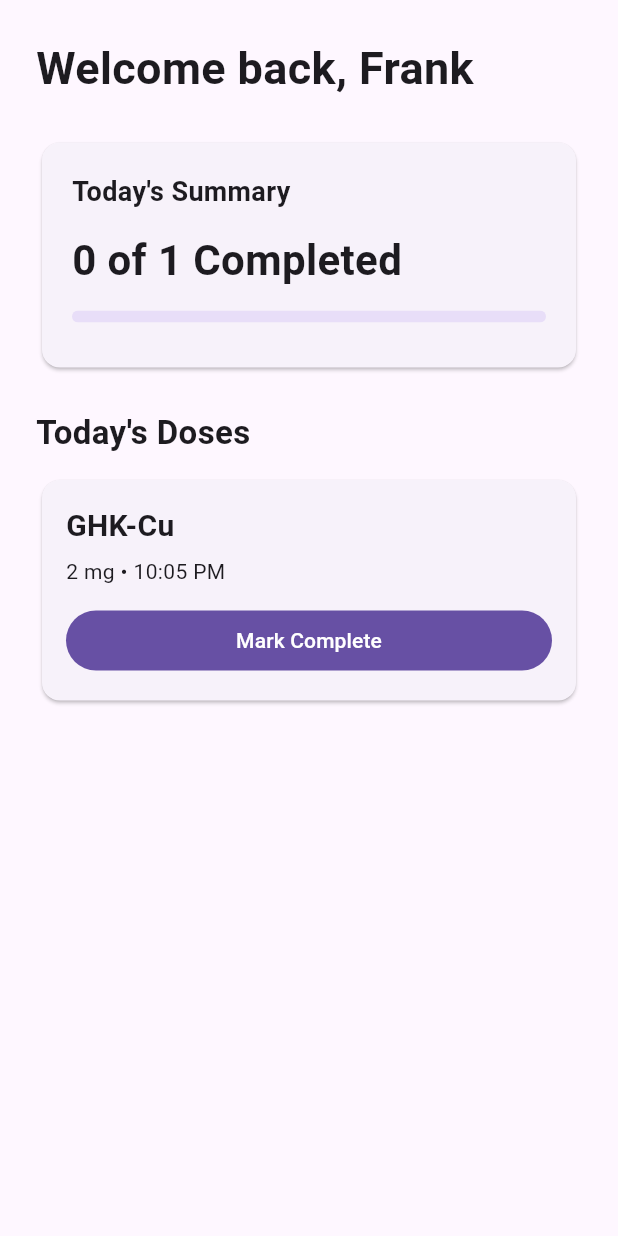
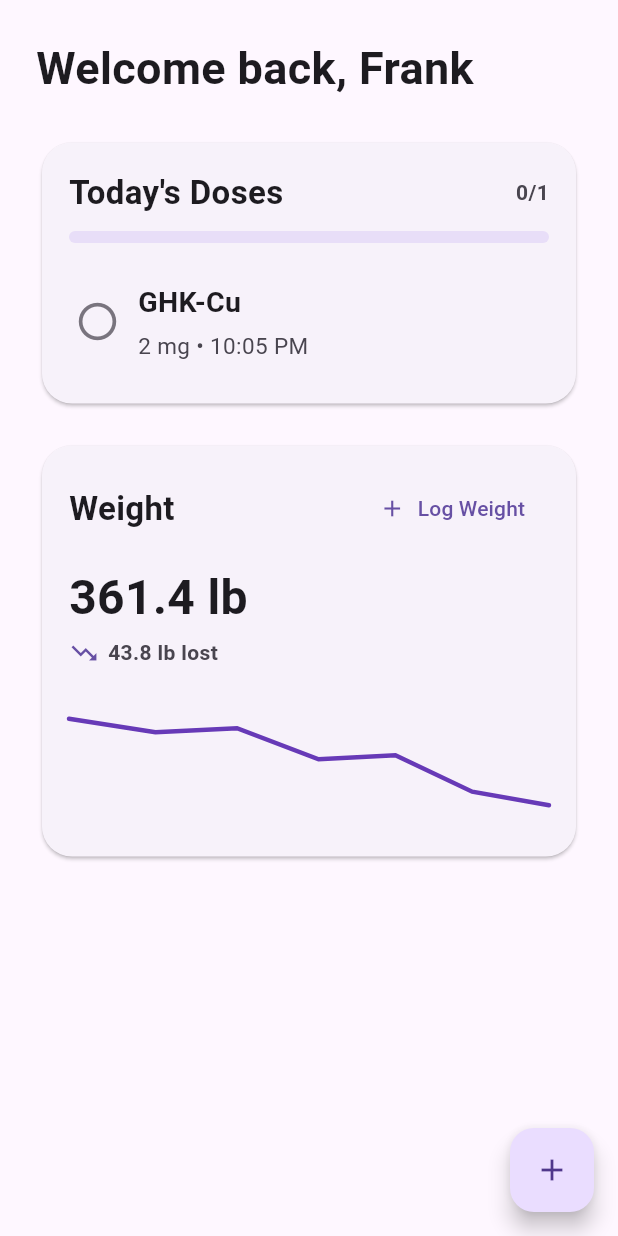
Before and after one commit to Pandler77/project-ghost, a Flutter app: the screen it shows after launch, on a phone screen of 412 x 824 dp. Run offline on Flutter 3.47's test engine with Material 3 defaults, Android fonts, the phone set to English and light mode, and no system bars.

Commit message:
Refactor Dashboard UI and add weight card

```diff
--- a/lib/screens/dashboard_screen.dart
+++ b/lib/screens/dashboard_screen.dart
@@ -5,8 +5,8 @@ import '../models/protocol.dart';
 import '../services/dose_service.dart';
 import '../services/protocol_service.dart';
 import '../widgets/dashboard_header.dart';
-import '../widgets/dose_card.dart';
-import '../widgets/today_summary_card.dart';
+import '../widgets/today_doses_card.dart';
+import '../widgets/weight_card.dart';
 
 class DashboardScreen extends StatefulWidget {
   const DashboardScreen({super.key});
@@ -33,58 +33,63 @@ class _DashboardScreenState extends State<DashboardScreen> {
   @override
   Widget build(BuildContext context) {
     return Scaffold(
+      floatingActionButton: FloatingActionButton(
+        onPressed: () {
+          showDialog(
+            context: context,
+            builder: (context) => AlertDialog(
+              title: const Text('Add Protocol'),
+              content: const Text('This screen is coming in the next sprint.'),
+              actions: [
+                TextButton(
+                  onPressed: () => Navigator.pop(context),
+                  child: const Text('Close'),
+                ),
+              ],
+            ),
+          );
+        },
+        child: const Icon(Icons.add),
+      ),
       body: SafeArea(
         child: ListView(
           padding: const EdgeInsets.all(24),
           children: [
             const DashboardHeader(name: 'Frank'),
             const SizedBox(height: 24),
-            TodaySummaryCard(doses: doses),
-            const SizedBox(height: 24),
-            const Text(
-              'Today\'s Doses',
-              style: TextStyle(
-                fontSize: 22,
-                fontWeight: FontWeight.bold,
-              ),
+
+            TodayDosesCard(
+              doses: doses,
+              onDosePressed: (dose) {
+                setState(() {
+                  dose.completedAt = dose.isCompleted ? null : DateTime.now();
+                });
+              },
             ),
-            const SizedBox(height: 12),
 
-            if (doses.isEmpty)
-              const Card(
-                child: Padding(
-                  padding: EdgeInsets.all(20),
-                  child: Column(
-                    crossAxisAlignment: CrossAxisAlignment.start,
-                    children: [
-                      Text(
-                        'All clear for today',
-                        style: TextStyle(
-                          fontSize: 18,
-                          fontWeight: FontWeight.bold,
-                        ),
-                      ),
-                      SizedBox(height: 6),
-                      Text(
-                        'Your next dose will appear here.',
+            const SizedBox(height: 20),
+
+            WeightCard(
+              currentWeight: 361.4,
+              startingWeight: 405.2,
+              onLogWeight: () {
+                showDialog(
+                  context: context,
+                  builder: (context) => AlertDialog(
+                    title: const Text('Log Weight'),
+                    content: const Text(
+                      'Weight logging is coming later this sprint.',
+                    ),
+                    actions: [
+                      TextButton(
+                        onPressed: () => Navigator.pop(context),
+                        child: const Text('Close'),
                       ),
                     ],
                   ),
-                ),
-              )
-            else
-              for (final dose in doses) ...[
-                DoseCard(
-                  dose: dose,
-                  onPressed: () {
-                    setState(() {
-                      dose.completedAt =
-                          dose.isCompleted ? null : DateTime.now();
-                    });
-                  },
-                ),
-                const SizedBox(height: 12),
-              ],
+                );
+              },
+            ),
           ],
         ),
       ),
--- a/lib/widgets/dose_card.dart
+++ b/lib/widgets/dose_card.dart
@@ -3,11 +3,7 @@ import 'package:flutter/material.dart';
 import '../models/dose.dart';
 
 class DoseCard extends StatelessWidget {
-  const DoseCard({
-    required this.dose,
-    required this.onPressed,
-    super.key,
-  });
+  const DoseCard({required this.dose, required this.onPressed, super.key});
 
   final Dose dose;
   final VoidCallback onPressed;
@@ -15,8 +11,33 @@ class DoseCard extends StatelessWidget {
   @override
   Widget build(BuildContext context) {
     return Card(
+      color: dose.isCompleted
+          ? Theme.of(
+              context,
+            ).colorScheme.primaryContainer.withValues(alpha: 0.35)
+          : null,
+      child: InkWell(
+        borderRadius: BorderRadius.circular(12),
+        onTap: onPressed,
         child: Padding(
           padding: const EdgeInsets.all(16),
+          child: Column(
+            crossAxisAlignment: CrossAxisAlignment.start,
+            children: [
+              Row(
+                crossAxisAlignment: CrossAxisAlignment.start,
+                children: [
+                  Icon(
+                    dose.isCompleted
+                        ? Icons.check_circle
+                        : Icons.radio_button_unchecked,
+                    color: dose.isCompleted
+                        ? Theme.of(context).colorScheme.primary
+                        : Theme.of(context).colorScheme.outline,
+                    size: 28,
+                  ),
+                  const SizedBox(width: 12),
+                  Expanded(
                     child: Column(
                       crossAxisAlignment: CrossAxisAlignment.start,
                       children: [
@@ -29,41 +50,17 @@ class DoseCard extends StatelessWidget {
                         ),
                         const SizedBox(height: 6),
                         Text(
-              '${dose.amount} • ${_formatScheduledTime()}',
+                          dose.isCompleted
+                              ? 'Completed at ${_formatTime(dose.completedAt!)}'
+                              : '${dose.amount} • ${_formatScheduledTime()}',
                         ),
-            const SizedBox(height: 12),
-            if (!dose.isCompleted)
-              SizedBox(
-                width: double.infinity,
-                child: FilledButton(
-                  onPressed: onPressed,
-                  child: const Text('Mark Complete'),
+                      ],
                     ),
-              )
-            else
-              Row(
-                children: [
-                  const Icon(
-                    Icons.check_circle,
-                    color: Colors.green,
-                  ),
-                  const SizedBox(width: 8),
-                  Expanded(
-                    child: Text(
-                      'Completed at ${_formatTime(dose.completedAt!)}',
-                      style: const TextStyle(
-                        fontWeight: FontWeight.bold,
-                        color: Colors.green,
-                      ),
-                    ),
-                  ),
-                  TextButton(
-                    onPressed: onPressed,
-                    child: const Text('Undo'),
                   ),
                 ],
               ),
             ],
+          ),
         ),
       ),
     );
--- /dev/null
+++ b/lib/widgets/today_doses_card.dart
@@ -0,0 +1,317 @@
+import 'package:flutter/material.dart';
+
+import '../models/dose.dart';
+
+class TodayDosesCard extends StatefulWidget {
+  const TodayDosesCard({
+    required this.doses,
+    required this.onDosePressed,
+    super.key,
+  });
+
+  final List<Dose> doses;
+  final void Function(Dose dose) onDosePressed;
+
+  @override
+  State<TodayDosesCard> createState() => _TodayDosesCardState();
+}
+
+class _TodayDosesCardState extends State<TodayDosesCard> {
+  bool _showCompleted = false;
+
+  @override
+  Widget build(BuildContext context) {
+    final completedDoses = widget.doses
+        .where((dose) => dose.isCompleted)
+        .toList();
+
+    final pendingDoses = widget.doses
+        .where((dose) => !dose.isCompleted)
+        .toList();
+
+    final completedCount = completedDoses.length;
+
+    final progress = widget.doses.isEmpty
+        ? 0.0
+        : completedCount / widget.doses.length;
+
+    final allCompleted = widget.doses.isNotEmpty && pendingDoses.isEmpty;
+
+    return Card(
+      elevation: 1,
+      shape: RoundedRectangleBorder(borderRadius: BorderRadius.circular(20)),
+      child: Padding(
+        padding: const EdgeInsets.all(18),
+        child: Column(
+          crossAxisAlignment: CrossAxisAlignment.start,
+          children: [
+            // Header
+            Row(
+              children: [
+                const Expanded(
+                  child: Text(
+                    'Today\'s Doses',
+                    style: TextStyle(fontSize: 22, fontWeight: FontWeight.bold),
+                  ),
+                ),
+                Text(
+                  '$completedCount/${widget.doses.length}',
+                  style: TextStyle(
+                    color: Theme.of(context).colorScheme.onSurfaceVariant,
+                    fontWeight: FontWeight.w600,
+                  ),
+                ),
+              ],
+            ),
+
+            const SizedBox(height: 10),
+
+            // Progress bar
+            ClipRRect(
+              borderRadius: BorderRadius.circular(10),
+              child: LinearProgressIndicator(value: progress, minHeight: 8),
+            ),
+
+            const SizedBox(height: 16),
+
+            // Empty state
+            if (widget.doses.isEmpty)
+              const Padding(
+                padding: EdgeInsets.symmetric(vertical: 12),
+                child: Text('Nothing scheduled today.'),
+              ),
+
+            // Finished banner
+            if (allCompleted) ...[
+              Container(
+                width: double.infinity,
+                padding: const EdgeInsets.all(16),
+                decoration: BoxDecoration(
+                  color: Theme.of(
+                    context,
+                  ).colorScheme.primaryContainer.withValues(alpha: 0.45),
+                  borderRadius: BorderRadius.circular(18),
+                ),
+                child: Row(
+                  children: [
+                    CircleAvatar(
+                      backgroundColor: Theme.of(context).colorScheme.primary,
+                      foregroundColor: Theme.of(context).colorScheme.onPrimary,
+                      child: const Icon(Icons.check),
+                    ),
+                    const SizedBox(width: 14),
+                    const Expanded(
+                      child: Column(
+                        crossAxisAlignment: CrossAxisAlignment.start,
+                        children: [
+                          Text(
+                            'Finished for today',
+                            style: TextStyle(
+                              fontSize: 17,
+                              fontWeight: FontWeight.bold,
+                            ),
+                          ),
+                          SizedBox(height: 3),
+                          Text('All scheduled items are complete.'),
+                        ],
+                      ),
+                    ),
+                  ],
+                ),
+              ),
+              const SizedBox(height: 16),
+            ],
+
+            // Pending doses
+            for (var index = 0; index < pendingDoses.length; index++) ...[
+              _PendingDoseRow(
+                dose: pendingDoses[index],
+                onPressed: () {
+                  final isLastPendingDose = pendingDoses.length == 1;
+
+                  widget.onDosePressed(pendingDoses[index]);
+
+                  if (isLastPendingDose) {
+                    setState(() {
+                      _showCompleted = false;
+                    });
+                  }
+                },
+              ),
+              if (index < pendingDoses.length - 1) const Divider(height: 24),
+            ],
+            // Completed section
+            if (completedDoses.isNotEmpty) ...[
+              if (pendingDoses.isNotEmpty) const Divider(height: 28),
+
+              InkWell(
+                borderRadius: BorderRadius.circular(12),
+                onTap: () {
+                  setState(() {
+                    _showCompleted = !_showCompleted;
+                  });
+                },
+                child: Padding(
+                  padding: const EdgeInsets.symmetric(
+                    horizontal: 4,
+                    vertical: 10,
+                  ),
+                  child: Row(
+                    children: [
+                      const Expanded(
+                        child: Text(
+                          'Completed',
+                          style: TextStyle(
+                            fontSize: 16,
+                            fontWeight: FontWeight.bold,
+                          ),
+                        ),
+                      ),
+                      Icon(
+                        _showCompleted
+                            ? Icons.keyboard_arrow_up
+                            : Icons.keyboard_arrow_down,
+                        color: Theme.of(context).colorScheme.primary,
+                      ),
+                    ],
+                  ),
+                ),
+              ),
+
+              if (_showCompleted) ...[
+                const SizedBox(height: 6),
+
+                for (var index = 0; index < completedDoses.length; index++) ...[
+                  _CompletedDoseRow(
+                    dose: completedDoses[index],
+                    onRemove: () {
+                      widget.onDosePressed(completedDoses[index]);
+                    },
+                  ),
+                  if (index < completedDoses.length - 1)
+                    const SizedBox(height: 10),
+                ],
+              ],
+            ],
+          ],
+        ),
+      ),
+    );
+  }
+}
+
+class _PendingDoseRow extends StatelessWidget {
+  const _PendingDoseRow({required this.dose, required this.onPressed});
+
+  final Dose dose;
+  final VoidCallback onPressed;
+
+  @override
+  Widget build(BuildContext context) {
+    return InkWell(
+      borderRadius: BorderRadius.circular(14),
+      onTap: onPressed,
+      child: Padding(
+        padding: const EdgeInsets.symmetric(horizontal: 4, vertical: 10),
+        child: Row(
+          children: [
+            Icon(
+              Icons.radio_button_unchecked,
+              color: Theme.of(context).colorScheme.outline,
+              size: 30,
+            ),
+            const SizedBox(width: 12),
+            Expanded(
+              child: Column(
+                crossAxisAlignment: CrossAxisAlignment.start,
+                children: [
+                  Text(
+                    dose.protocolName,
+                    style: const TextStyle(
+                      fontSize: 19,
+                      fontWeight: FontWeight.bold,
+                    ),
+                  ),
+                  const SizedBox(height: 5),
+                  Text(
+                    '${dose.amount} • ${_formatTime(dose.scheduledFor)}',
+                    style: TextStyle(
+                      color: Theme.of(context).colorScheme.onSurfaceVariant,
+                      fontSize: 15,
+                    ),
+                  ),
+                ],
+              ),
+            ),
+          ],
+        ),
+      ),
+    );
+  }
+}
+
+class _CompletedDoseRow extends StatelessWidget {
+  const _CompletedDoseRow({required this.dose, required this.onRemove});
+
+  final Dose dose;
+  final VoidCallback onRemove;
+
+  @override
+  Widget build(BuildContext context) {
+    return Container(
+      padding: const EdgeInsets.symmetric(horizontal: 14, vertical: 14),
+      decoration: BoxDecoration(
+        color: Theme.of(
+          context,
+        ).colorScheme.primaryContainer.withValues(alpha: 0.45),
+        borderRadius: BorderRadius.circular(18),
+      ),
+      child: Row(
+        children: [
+          CircleAvatar(
+            radius: 18,
+            backgroundColor: Theme.of(context).colorScheme.primary,
+            foregroundColor: Theme.of(context).colorScheme.onPrimary,
+            child: const Icon(Icons.check, size: 20),
+          ),
+          const SizedBox(width: 12),
+          Expanded(
+            child: Column(
+              crossAxisAlignment: CrossAxisAlignment.start,
+              children: [
+                Text(
+                  dose.protocolName,
+                  style: const TextStyle(
+                    fontSize: 18,
+                    fontWeight: FontWeight.bold,
+                  ),
+                ),
+                const SizedBox(height: 4),
+                Text(
+                  '${dose.amount} • Taken',
+                  style: TextStyle(
+                    color: Theme.of(context).colorScheme.onSurfaceVariant,
+                  ),
+                ),
+              ],
+            ),
+          ),
+          TextButton(onPressed: onRemove, child: const Text('Remove')),
+        ],
+      ),
+    );
+  }
+}
+
+String _formatTime(DateTime time) {
+  final hour = time.hour == 0
+      ? 12
+      : time.hour > 12
+      ? time.hour - 12
+      : time.hour;
+
+  final minute = time.minute.toString().padLeft(2, '0');
+  final period = time.hour >= 12 ? 'PM' : 'AM';
+
+  return '$hour:$minute $period';
+}
--- a/lib/widgets/today_summary_card.dart
+++ /dev/null
@@ -1,51 +0,0 @@
-import 'package:flutter/material.dart';
-
-import '../models/dose.dart';
-
-class TodaySummaryCard extends StatelessWidget {
-  const TodaySummaryCard({required this.doses, super.key});
-
-  final List<Dose> doses;
-
-  @override
-  Widget build(BuildContext context) {
-    final completedCount = doses.where((dose) => dose.isCompleted).length;
-
-    final remainingCount = doses.length - completedCount;
-
-    final summaryText = remainingCount == 0
-        ? 'All Complete'
-        : '$remainingCount ';
-
-    return Card(
-      child: Padding(
-        padding: const EdgeInsets.all(20),
-        child: Column(
-          crossAxisAlignment: CrossAxisAlignment.start,
-          children: [
-            const Text(
-              'Today\'s Summary',
-              style: TextStyle(fontSize: 18, fontWeight: FontWeight.bold),
-            ),
-            const SizedBox(height: 12),
-            Text(
-              remainingCount == 0
-                  ? '✓ All Complete'
-                  : '$completedCount of ${doses.length} Completed',
-              style: const TextStyle(fontSize: 28, fontWeight: FontWeight.bold),
-            ),
-            const SizedBox(height: 14),
-            ClipRRect(
-              borderRadius: BorderRadius.circular(10),
-              child: LinearProgressIndicator(
-                value: doses.isEmpty ? 0 : completedCount / doses.length,
-                minHeight: 8,
-              ),
-            ),
-            const SizedBox(height: 10),
-          ],
-        ),
-      ),
-    );
-  }
-}
--- /dev/null
+++ b/lib/widgets/weight_card.dart
@@ -0,0 +1,107 @@
+import 'package:flutter/material.dart';
+
+class WeightCard extends StatelessWidget {
+  const WeightCard({
+    required this.currentWeight,
+    required this.startingWeight,
+    required this.onLogWeight,
+    super.key,
+  });
+
+  final double currentWeight;
+  final double startingWeight;
+  final VoidCallback onLogWeight;
+
+  @override
+  Widget build(BuildContext context) {
+    final weightChange = currentWeight - startingWeight;
+    final hasLostWeight = weightChange < 0;
+    final changeAmount = weightChange.abs();
+
+    return Card(
+      elevation: 1,
+      shape: RoundedRectangleBorder(borderRadius: BorderRadius.circular(20)),
+      child: Padding(
+        padding: const EdgeInsets.all(18),
+        child: Column(
+          crossAxisAlignment: CrossAxisAlignment.start,
+          children: [
+            Row(
+              children: [
+                const Expanded(
+                  child: Text(
+                    'Weight',
+                    style: TextStyle(fontSize: 22, fontWeight: FontWeight.bold),
+                  ),
+                ),
+                TextButton.icon(
+                  onPressed: onLogWeight,
+                  icon: const Icon(Icons.add),
+                  label: const Text('Log Weight'),
+                ),
+              ],
+            ),
+            const SizedBox(height: 12),
+            Text(
+              '${currentWeight.toStringAsFixed(1)} lb',
+              style: const TextStyle(fontSize: 32, fontWeight: FontWeight.bold),
+            ),
+            const SizedBox(height: 4),
+            Row(
+              children: [
+                Icon(
+                  hasLostWeight ? Icons.trending_down : Icons.trending_up,
+                  size: 20,
+                  color: Theme.of(context).colorScheme.primary,
+                ),
+                const SizedBox(width: 6),
+                Text(
+                  hasLostWeight
+                      ? '${changeAmount.toStringAsFixed(1)} lb lost'
+                      : '${changeAmount.toStringAsFixed(1)} lb gained',
+                  style: TextStyle(
+                    color: Theme.of(context).colorScheme.onSurfaceVariant,
+                    fontWeight: FontWeight.w600,
+                  ),
+                ),
+              ],
+            ),
+            const SizedBox(height: 18),
+            const SizedBox(
+              height: 90,
+              width: double.infinity,
+              child: CustomPaint(painter: _WeightTrendPainter()),
+            ),
+          ],
+        ),
+      ),
+    );
+  }
+}
+
+class _WeightTrendPainter extends CustomPainter {
+  const _WeightTrendPainter();
+
+  @override
+  void paint(Canvas canvas, Size size) {
+    final linePaint = Paint()
+      ..color = Colors.deepPurple
+      ..strokeWidth = 3
+      ..style = PaintingStyle.stroke
+      ..strokeCap = StrokeCap.round;
+
+    final path = Path()
+      ..moveTo(0, size.height * 0.18)
+      ..lineTo(size.width * 0.18, size.height * 0.28)
+      ..lineTo(size.width * 0.35, size.height * 0.25)
+      ..lineTo(size.width * 0.52, size.height * 0.48)
+      ..lineTo(size.width * 0.68, size.height * 0.45)
+      ..lineTo(size.width * 0.84, size.height * 0.72)
+      ..lineTo(size.width, size.height * 0.82);
+
+    canvas.drawPath(path, linePaint);
+  }
+
+  @override
+  bool shouldRepaint(_WeightTrendPainter oldDelegate) => false;
+}
```
Lines whose indentation alone changed are shown as unchanged.
